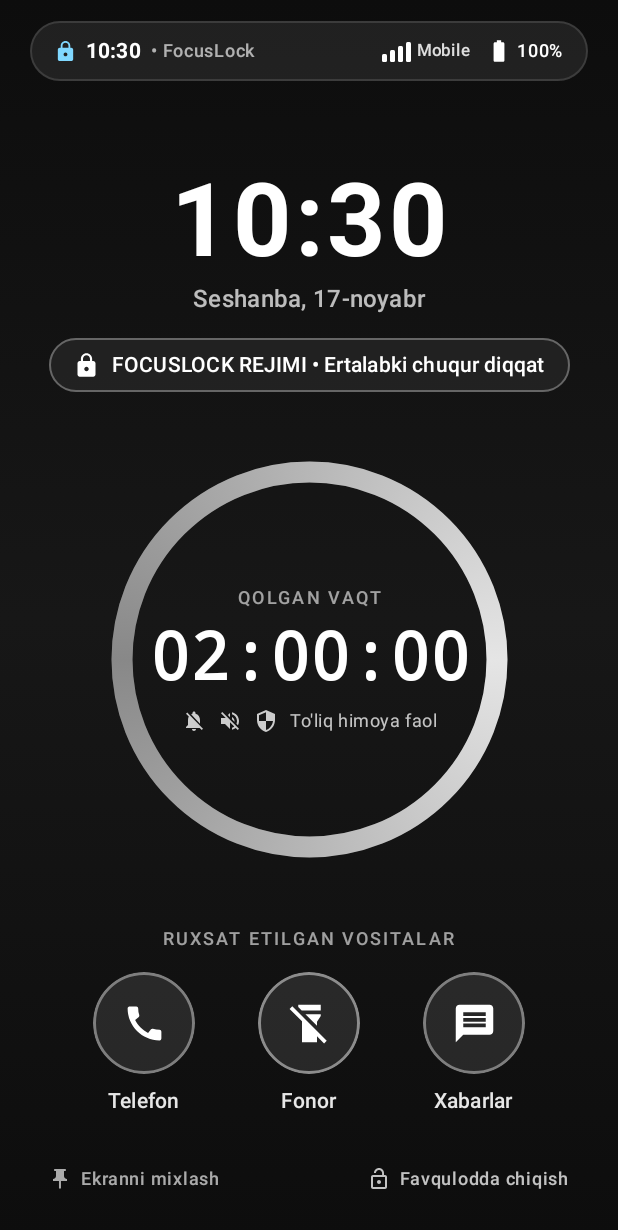
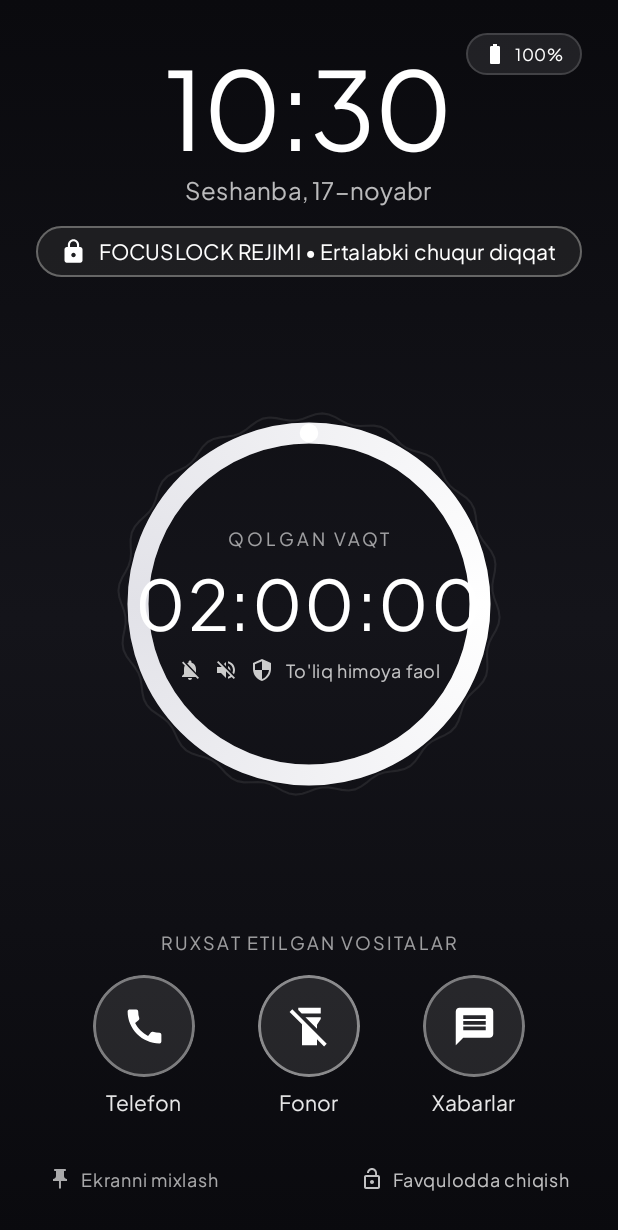
Before and after one commit to joxacybers/focus, an Android app built with Jetpack Compose: the screen it shows after launch (LockScreenActivity), after a tap on "Boshlash", on a phone screen of 412 x 824 dp. Shown: the top 1230 px of the screen. Run offline under Robolectric (Android 15) with nearby library versions, the phone set to English and light mode, and no system bars; libraries missing offline, so code that uses them is left out: kotlin.random.

Commit message:
feat: floating battery badge, Plus Jakarta Sans typography, and Google M3 expressive progress indicator

```diff
--- a/app/build.gradle.kts
+++ b/app/build.gradle.kts
@@ -13,8 +13,8 @@ android {
         applicationId = "com.example.focus"
         minSdk = 28
         targetSdk = 36
-        versionCode = 20
-        versionName = "1.2.2"
+        versionCode = 21
+        versionName = "1.2.3"
 
         testInstrumentationRunner = "androidx.test.runner.AndroidJUnitRunner"
     }
--- a/app/src/main/java/com/example/focus/ui/lock/LockScreenActivity.kt
+++ b/app/src/main/java/com/example/focus/ui/lock/LockScreenActivity.kt
@@ -85,8 +85,11 @@ import androidx.compose.ui.Alignment
 import androidx.compose.ui.Modifier
 import androidx.compose.ui.draw.clip
 import androidx.compose.ui.draw.scale
+import androidx.compose.ui.geometry.Offset
+import androidx.compose.ui.geometry.Size
 import androidx.compose.ui.graphics.Brush
 import androidx.compose.ui.graphics.Color
+import androidx.compose.ui.graphics.Path
 import androidx.compose.ui.graphics.StrokeCap
 import androidx.compose.ui.graphics.drawscope.Stroke
 import androidx.compose.ui.graphics.vector.ImageVector
@@ -105,6 +108,7 @@ import com.example.focus.data.FocusState
 import com.example.focus.data.PomodoroPhase
 import com.example.focus.data.SessionMode
 import com.example.focus.ui.theme.FocusTheme
+import com.example.focus.ui.theme.PlusJakartaSans
 import kotlinx.coroutines.delay
 import java.text.SimpleDateFormat
 import java.util.Date
@@ -304,48 +308,6 @@ private fun FullLockScreenContent(
         }
     }
 
-    // Real-time Signal & Network state (Antenna va Wi-Fi belgisi)
-    var signalLevel by remember { mutableIntStateOf(4) } // 0..4
-    var isWifiConnected by remember { mutableStateOf(false) }
-    var networkLabel by remember { mutableStateOf("LTE") }
-
-    DisposableEffect(context) {
-        val cm = context.getSystemService(Context.CONNECTIVITY_SERVICE) as? ConnectivityManager
-        val tm = context.getSystemService(Context.TELEPHONY_SERVICE) as? TelephonyManager
-
-        fun updateNetworkStatus() {
-            val activeNet = cm?.activeNetwork
-            val caps = if (activeNet != null) cm.getNetworkCapabilities(activeNet) else null
-            isWifiConnected = caps?.hasTransport(NetworkCapabilities.TRANSPORT_WIFI) == true
-            val hasCellular = caps?.hasTransport(NetworkCapabilities.TRANSPORT_CELLULAR) == true
-            networkLabel = when {
-                isWifiConnected -> "Wi-Fi"
-                hasCellular -> "Mobile"
-                else -> "SIM"
-            }
-        }
-        updateNetworkStatus()
-
-        val telephonyCallback = object : TelephonyCallback(), TelephonyCallback.SignalStrengthsListener {
-            override fun onSignalStrengthsChanged(signalStrength: SignalStrength) {
-                signalLevel = signalStrength.level.coerceIn(0, 4)
-                updateNetworkStatus()
-            }
-        }
-
-        try {
-            tm?.registerTelephonyCallback(context.mainExecutor, telephonyCallback)
-        } catch (_: Exception) {
-        }
-
-        onDispose {
-            try {
-                tm?.unregisterTelephonyCallback(telephonyCallback)
-            } catch (_: Exception) {
-            }
-        }
-    }
-
     var showEmergencyDialog by remember { mutableStateOf(false) }
 
     val progress = remember(state.remainingSeconds, state.totalDurationSeconds) {
@@ -360,9 +322,9 @@ private fun FullLockScreenContent(
 
     val backgroundBrush = Brush.verticalGradient(
         colors = listOf(
-            Color(0xFF0D0D0D),
-            Color(0xFF171717),
-            Color(0xFF0D0D0D)
+            Color(0xFF0A0A0E),
+            Color(0xFF14141A),
+            Color(0xFF0A0A0E)
         )
     )
 
@@ -372,37 +334,42 @@ private fun FullLockScreenContent(
             .background(backgroundBrush)
             .padding(horizontal = 20.dp, vertical = 14.dp)
     ) {
+        // Floating Top-Right Battery Badge (Suzuvchi batareya indikatori)
+        FloatingBatteryBadge(
+            batteryPct = batteryPct,
+            isCharging = isCharging,
+            modifier = Modifier
+                .align(Alignment.TopEnd)
+                .padding(top = 8.dp, end = 4.dp)
+        )
+
         Column(
-            modifier = Modifier.fillMaxSize(),
+            modifier = Modifier
+                .fillMaxSize()
+                .padding(top = 12.dp),
             horizontalAlignment = Alignment.CenterHorizontally,
             verticalArrangement = Arrangement.SpaceBetween
         ) {
-            // 1. CUSTOM EMBEDDED LOCK SCREEN STATUS BAR (Soat, Antenna, Zaryad belgisi)
-            CustomLockStatusBar(
-                timeText = currentTimeText,
-                signalLevel = signalLevel,
-                isWifiConnected = isWifiConnected,
-                networkLabel = networkLabel,
-                batteryPct = batteryPct,
-                isCharging = isCharging
-            )
-
-            // 2. LARGE CLOCK & MODE STATUS HEADER
+            // 1. LARGE CLOCK & MODE STATUS HEADER
             Column(
                 horizontalAlignment = Alignment.CenterHorizontally
             ) {
                 Text(
                     text = currentTimeText,
                     style = MaterialTheme.typography.displayLarge.copy(
-                        fontSize = 68.sp,
+                        fontFamily = PlusJakartaSans,
+                        fontSize = 72.sp,
                         fontWeight = FontWeight.Bold,
-                        letterSpacing = 2.sp
+                        letterSpacing = (-1).sp
                     ),
                     color = Color.White
                 )
                 Text(
                     text = currentDateText,
-                    style = MaterialTheme.typography.titleMedium,
+                    style = MaterialTheme.typography.titleMedium.copy(
+                        fontFamily = PlusJakartaSans,
+                        fontWeight = FontWeight.Medium
+                    ),
                     color = Color.White.copy(alpha = 0.72f)
                 )
 
@@ -429,59 +396,45 @@ private fun FullLockScreenContent(
                         )
                         Text(
                             text = "FOCUSLOCK REJIMI • ${state.sessionTitle}",
-                            style = MaterialTheme.typography.labelLarge,
-                            color = Color.White,
+                            style = MaterialTheme.typography.labelLarge.copy(
+                                fontFamily = PlusJakartaSans,
                                 fontWeight = FontWeight.SemiBold
+                            ),
+                            color = Color.White
                         )
                     }
                 }
             }
 
-            // 3. CIRCULAR COUNTDOWN RING (Grayscale)
+            // 2. CIRCULAR COUNTDOWN RING (Google Material 3 Expressive)
             Box(
                 contentAlignment = Alignment.Center,
-                modifier = Modifier.size(250.dp)
+                modifier = Modifier.size(260.dp)
             ) {
-                val primaryRingColor = Color(0xFFE5E5E5)
-                val secondaryRingColor = Color(0xFF888888)
-
-                Canvas(modifier = Modifier.fillMaxSize()) {
-                    val strokeWidth = 14.dp.toPx()
-                    drawCircle(
-                        color = Color.White.copy(alpha = 0.1f),
-                        style = Stroke(width = strokeWidth)
+                GoogleExpressiveCountdownProgress(
+                    progress = animatedProgress
                 )
-                    drawArc(
-                        brush = Brush.sweepGradient(
-                            listOf(
-                                primaryRingColor,
-                                secondaryRingColor,
-                                primaryRingColor
-                            )
-                        ),
-                        startAngle = -90f,
-                        sweepAngle = 360f * animatedProgress,
-                        useCenter = false,
-                        style = Stroke(width = strokeWidth, cap = StrokeCap.Round)
-                    )
-                }
 
                 Column(
                     horizontalAlignment = Alignment.CenterHorizontally
                 ) {
                     Text(
                         text = "QOLGAN VAQT",
-                        style = MaterialTheme.typography.labelMedium,
+                        style = MaterialTheme.typography.labelMedium.copy(
+                            fontFamily = PlusJakartaSans,
+                            fontWeight = FontWeight.SemiBold
+                        ),
                         color = Color.White.copy(alpha = 0.6f),
-                        letterSpacing = 1.5.sp
+                        letterSpacing = 2.sp
                     )
                     Spacer(modifier = Modifier.height(6.dp))
                     Text(
                         text = formatDuration(state.remainingSeconds),
                         style = MaterialTheme.typography.displayMedium.copy(
-                            fontFamily = FontFamily.Monospace,
+                            fontFamily = PlusJakartaSans,
                             fontWeight = FontWeight.ExtraBold,
-                            fontSize = 44.sp
+                            fontSize = 46.sp,
+                            letterSpacing = 1.sp
                         ),
                         color = Color.White
                     )
@@ -512,14 +465,16 @@ private fun FullLockScreenContent(
                         )
                         Text(
                             text = "To'liq himoya faol",
-                            style = MaterialTheme.typography.bodySmall,
+                            style = MaterialTheme.typography.bodySmall.copy(
+                                fontFamily = PlusJakartaSans
+                            ),
                             color = Color.White.copy(alpha = 0.75f)
                         )
                     }
                 }
             }
 
-            // 4. ONLY ALLOWED APPS / TOOLS (Telefon, Fonor, Xabarlar)
+            // 3. ONLY ALLOWED APPS / TOOLS (Telefon, Fonor, Xabarlar)
             Column(
                 modifier = Modifier.fillMaxWidth(),
                 horizontalAlignment = Alignment.CenterHorizontally
@@ -621,96 +576,117 @@ private fun FullLockScreenContent(
 }
 
 /**
- * Custom status bar rendered inside the Lock Screen so that even when the system status bar
- * and Control Panel are completely blocked/hidden, the user can still see:
- * - Current Clock (Soat)
- * - Antenna / Signal Bars & Wi-Fi indicator
- * - Battery Percentage & Charging Icon (Zaryad belgisi)
+ * Google Material 3 Expressive Circular Progress Countdown Ring
+ * Incorporates rounded caps, signature track gap, and subtle ambient wavy orbit from M3 Expressive design
  */
 @Composable
-private fun CustomLockStatusBar(
-    timeText: String,
-    signalLevel: Int,
-    isWifiConnected: Boolean,
-    networkLabel: String,
-    batteryPct: Int,
-    isCharging: Boolean
+private fun GoogleExpressiveCountdownProgress(
+    progress: Float,
+    modifier: Modifier = Modifier
 ) {
-    Surface(
+    Canvas(modifier = modifier.fillMaxSize()) {
+        val strokeWidth = 14.dp.toPx()
+        val diameter = size.minDimension - strokeWidth - 18.dp.toPx()
+        val radius = diameter / 2f
+        val centerOffset = Offset(size.width / 2f, size.height / 2f)
+        val arcTopLeft = Offset(centerOffset.x - radius, centerOffset.y - radius)
+        val arcSize = Size(diameter, diameter)
+
+        // 1. Outer Google M3 Expressive Decorative Wavy Orbit Ring
+        val wavyRadius = radius + 11.dp.toPx()
+        val waveAmplitude = 2.4.dp.toPx()
+        val waveCount = 20
+        val wavyPath = Path()
+        val step = 2.0
+        var angle = 0.0
+        while (angle <= 360.0) {
+            val rad = Math.toRadians(angle)
+            val currentR = wavyRadius + waveAmplitude * Math.sin(waveCount * rad).toFloat()
+            val x = centerOffset.x + (currentR * Math.cos(rad)).toFloat()
+            val y = centerOffset.y + (currentR * Math.sin(rad)).toFloat()
+            if (angle == 0.0) {
+                wavyPath.moveTo(x, y)
+            } else {
+                wavyPath.lineTo(x, y)
+            }
+            angle += step
+        }
+        wavyPath.close()
+        drawPath(
+            path = wavyPath,
             color = Color.White.copy(alpha = 0.08f),
-        shape = RoundedCornerShape(24.dp),
-        modifier = Modifier
-            .fillMaxWidth()
-            .border(1.dp, Color.White.copy(alpha = 0.12f), RoundedCornerShape(24.dp))
-    ) {
-        Row(
-            modifier = Modifier
-                .fillMaxWidth()
-                .padding(horizontal = 16.dp, vertical = 10.dp),
-            horizontalArrangement = Arrangement.SpaceBetween,
-            verticalAlignment = Alignment.CenterVertically
-        ) {
-            // Left: Time & Lock indicator
-            Row(
-                verticalAlignment = Alignment.CenterVertically,
-                horizontalArrangement = Arrangement.spacedBy(6.dp)
-            ) {
-                Icon(
-                    imageVector = Icons.Default.Lock,
-                    contentDescription = null,
-                    tint = Color(0xFF80D8FF),
-                    modifier = Modifier.size(15.dp)
+            style = Stroke(width = 1.4.dp.toPx())
         )
-                Text(
-                    text = timeText,
-                    style = MaterialTheme.typography.labelLarge.copy(
-                        fontWeight = FontWeight.Bold
+
+        // 2. Google M3 Track: Semi-translucent with rounded stroke
+        drawArc(
+            color = Color.White.copy(alpha = 0.12f),
+            startAngle = 0f,
+            sweepAngle = 360f,
+            useCenter = false,
+            topLeft = arcTopLeft,
+            size = arcSize,
+            style = Stroke(width = strokeWidth, cap = StrokeCap.Round)
+        )
+
+        // 3. Google M3 Expressive Active Indicator with rounded caps & smooth highlight
+        if (progress > 0.005f) {
+            val sweep = (360f * progress).coerceIn(1f, 360f)
+            drawArc(
+                brush = Brush.sweepGradient(
+                    colors = listOf(
+                        Color(0xFFFFFFFF),
+                        Color(0xFFE2E2E8),
+                        Color(0xFFFFFFFF)
                     ),
-                    color = Color.White
+                    center = centerOffset
+                ),
+                startAngle = -90f,
+                sweepAngle = sweep,
+                useCenter = false,
+                topLeft = arcTopLeft,
+                size = arcSize,
+                style = Stroke(width = strokeWidth, cap = StrokeCap.Round)
             )
-                Text(
-                    text = "• FocusLock",
-                    style = MaterialTheme.typography.labelMedium,
-                    color = Color.White.copy(alpha = 0.65f)
+
+            // Distinctive Google M3 accent tip circle at active cap
+            val endAngleRad = Math.toRadians((-90.0 + sweep).toDouble())
+            val tipX = centerOffset.x + (radius * Math.cos(endAngleRad)).toFloat()
+            val tipY = centerOffset.y + (radius * Math.sin(endAngleRad)).toFloat()
+            drawCircle(
+                color = Color.White,
+                radius = strokeWidth * 0.44f,
+                center = Offset(tipX, tipY)
             )
         }
-
-            // Right: Antenna (Signal bars + Wi-Fi/Network) & Battery (Zaryad belgisi)
-            Row(
-                verticalAlignment = Alignment.CenterVertically,
-                horizontalArrangement = Arrangement.spacedBy(10.dp)
-            ) {
-                // Network / Antenna indicator
-                Row(
-                    verticalAlignment = Alignment.CenterVertically,
-                    horizontalArrangement = Arrangement.spacedBy(4.dp)
-                ) {
-                    if (isWifiConnected) {
-                        Icon(
-                            imageVector = Icons.Default.Wifi,
-                            contentDescription = "Wi-Fi",
-                            tint = Color.White,
-                            modifier = Modifier.size(16.dp)
-                        )
     }
-                    SignalBarsIndicator(level = signalLevel)
-                    Text(
-                        text = networkLabel,
-                        style = MaterialTheme.typography.labelSmall,
-                        color = Color.White.copy(alpha = 0.85f)
-                    )
 }
 
-                // Battery indicator
-                Row(
-                    verticalAlignment = Alignment.CenterVertically,
-                    horizontalArrangement = Arrangement.spacedBy(3.dp)
+/**
+ * Floating glass battery badge in top right corner
+ */
+@Composable
+private fun FloatingBatteryBadge(
+    batteryPct: Int,
+    isCharging: Boolean,
+    modifier: Modifier = Modifier
 ) {
     val batteryColor = when {
         isCharging -> Color(0xFF69F0AE)
         batteryPct <= 15 -> Color(0xFFFF5252)
         else -> Color.White
     }
+
+    Surface(
+        color = Color.White.copy(alpha = 0.09f),
+        shape = CircleShape,
+        modifier = modifier.border(1.dp, Color.White.copy(alpha = 0.15f), CircleShape)
+    ) {
+        Row(
+            modifier = Modifier.padding(horizontal = 11.dp, vertical = 6.dp),
+            verticalAlignment = Alignment.CenterVertically,
+            horizontalArrangement = Arrangement.spacedBy(5.dp)
+        ) {
             Icon(
                 imageVector = when {
                     isCharging -> Icons.Default.BatteryChargingFull
@@ -719,36 +695,15 @@ private fun CustomLockStatusBar(
                 },
                 contentDescription = "Zaryad",
                 tint = batteryColor,
-                        modifier = Modifier.size(17.dp)
+                modifier = Modifier.size(16.dp)
             )
             Text(
                 text = "$batteryPct%",
-                        style = MaterialTheme.typography.labelMedium.copy(
-                            fontWeight = FontWeight.SemiBold
+                style = MaterialTheme.typography.labelSmall.copy(
+                    fontFamily = PlusJakartaSans,
+                    fontWeight = FontWeight.Bold
                 ),
                 color = batteryColor
-                    )
-                }
-            }
-        }
-    }
-}
-
-@Composable
-private fun SignalBarsIndicator(level: Int) {
-    Row(
-        verticalAlignment = Alignment.Bottom,
-        horizontalArrangement = Arrangement.spacedBy(2.dp),
-        modifier = Modifier.height(14.dp)
-    ) {
-        for (bar in 1..4) {
-            val active = bar <= level.coerceIn(1, 4)
-            Box(
-                modifier = Modifier
-                    .width(3.dp)
-                    .height((3 + bar * 2.5f).dp)
-                    .clip(RoundedCornerShape(1.dp))
-                    .background(if (active) Color.White else Color.White.copy(alpha = 0.28f))
             )
         }
     }
--- a/app/src/main/java/com/example/focus/ui/theme/Type.kt
+++ b/app/src/main/java/com/example/focus/ui/theme/Type.kt
@@ -2,33 +2,124 @@ package com.example.focus.ui.theme
 
 import androidx.compose.material3.Typography
 import androidx.compose.ui.text.TextStyle
+import androidx.compose.ui.text.font.Font
 import androidx.compose.ui.text.font.FontFamily
 import androidx.compose.ui.text.font.FontWeight
 import androidx.compose.ui.unit.sp
+import com.example.focus.R
 
-// Set of Material typography styles to start with
+val PlusJakartaSans = FontFamily(
+    Font(R.font.plus_jakarta_sans, FontWeight.Normal),
+    Font(R.font.plus_jakarta_sans, FontWeight.Medium),
+    Font(R.font.plus_jakarta_sans, FontWeight.SemiBold),
+    Font(R.font.plus_jakarta_sans, FontWeight.Bold),
+    Font(R.font.plus_jakarta_sans, FontWeight.ExtraBold)
+)
+
 val Typography = Typography(
+    displayLarge = TextStyle(
+        fontFamily = PlusJakartaSans,
+        fontWeight = FontWeight.Bold,
+        fontSize = 57.sp,
+        lineHeight = 64.sp,
+        letterSpacing = (-0.25).sp
+    ),
+    displayMedium = TextStyle(
+        fontFamily = PlusJakartaSans,
+        fontWeight = FontWeight.Bold,
+        fontSize = 45.sp,
+        lineHeight = 52.sp,
+        letterSpacing = 0.sp
+    ),
+    displaySmall = TextStyle(
+        fontFamily = PlusJakartaSans,
+        fontWeight = FontWeight.SemiBold,
+        fontSize = 36.sp,
+        lineHeight = 44.sp,
+        letterSpacing = 0.sp
+    ),
+    headlineLarge = TextStyle(
+        fontFamily = PlusJakartaSans,
+        fontWeight = FontWeight.Bold,
+        fontSize = 32.sp,
+        lineHeight = 40.sp,
+        letterSpacing = 0.sp
+    ),
+    headlineMedium = TextStyle(
+        fontFamily = PlusJakartaSans,
+        fontWeight = FontWeight.SemiBold,
+        fontSize = 28.sp,
+        lineHeight = 36.sp,
+        letterSpacing = 0.sp
+    ),
+    headlineSmall = TextStyle(
+        fontFamily = PlusJakartaSans,
+        fontWeight = FontWeight.SemiBold,
+        fontSize = 24.sp,
+        lineHeight = 32.sp,
+        letterSpacing = 0.sp
+    ),
+    titleLarge = TextStyle(
+        fontFamily = PlusJakartaSans,
+        fontWeight = FontWeight.SemiBold,
+        fontSize = 22.sp,
+        lineHeight = 28.sp,
+        letterSpacing = 0.sp
+    ),
+    titleMedium = TextStyle(
+        fontFamily = PlusJakartaSans,
+        fontWeight = FontWeight.Medium,
+        fontSize = 16.sp,
+        lineHeight = 24.sp,
+        letterSpacing = 0.15.sp
+    ),
+    titleSmall = TextStyle(
+        fontFamily = PlusJakartaSans,
+        fontWeight = FontWeight.Medium,
+        fontSize = 14.sp,
+        lineHeight = 20.sp,
+        letterSpacing = 0.1.sp
+    ),
     bodyLarge = TextStyle(
-        fontFamily = FontFamily.Default,
+        fontFamily = PlusJakartaSans,
         fontWeight = FontWeight.Normal,
         fontSize = 16.sp,
         lineHeight = 24.sp,
         letterSpacing = 0.5.sp
-    )
-    /* Other default text styles to override
-    titleLarge = TextStyle(
-        fontFamily = FontFamily.Default,
+    ),
+    bodyMedium = TextStyle(
+        fontFamily = PlusJakartaSans,
         fontWeight = FontWeight.Normal,
-        fontSize = 22.sp,
-        lineHeight = 28.sp,
-        letterSpacing = 0.sp
+        fontSize = 14.sp,
+        lineHeight = 20.sp,
+        letterSpacing = 0.25.sp
+    ),
+    bodySmall = TextStyle(
+        fontFamily = PlusJakartaSans,
+        fontWeight = FontWeight.Normal,
+        fontSize = 12.sp,
+        lineHeight = 16.sp,
+        letterSpacing = 0.4.sp
+    ),
+    labelLarge = TextStyle(
+        fontFamily = PlusJakartaSans,
+        fontWeight = FontWeight.SemiBold,
+        fontSize = 14.sp,
+        lineHeight = 20.sp,
+        letterSpacing = 0.1.sp
+    ),
+    labelMedium = TextStyle(
+        fontFamily = PlusJakartaSans,
+        fontWeight = FontWeight.Medium,
+        fontSize = 12.sp,
+        lineHeight = 16.sp,
+        letterSpacing = 0.5.sp
     ),
     labelSmall = TextStyle(
-        fontFamily = FontFamily.Default,
+        fontFamily = PlusJakartaSans,
         fontWeight = FontWeight.Medium,
         fontSize = 11.sp,
         lineHeight = 16.sp,
         letterSpacing = 0.5.sp
     )
-    */
 )
```
Also changed, not shown: app/src/main/res/font/plus_jakarta_sans.ttf (added). Lines whose indentation alone changed are shown as unchanged.
